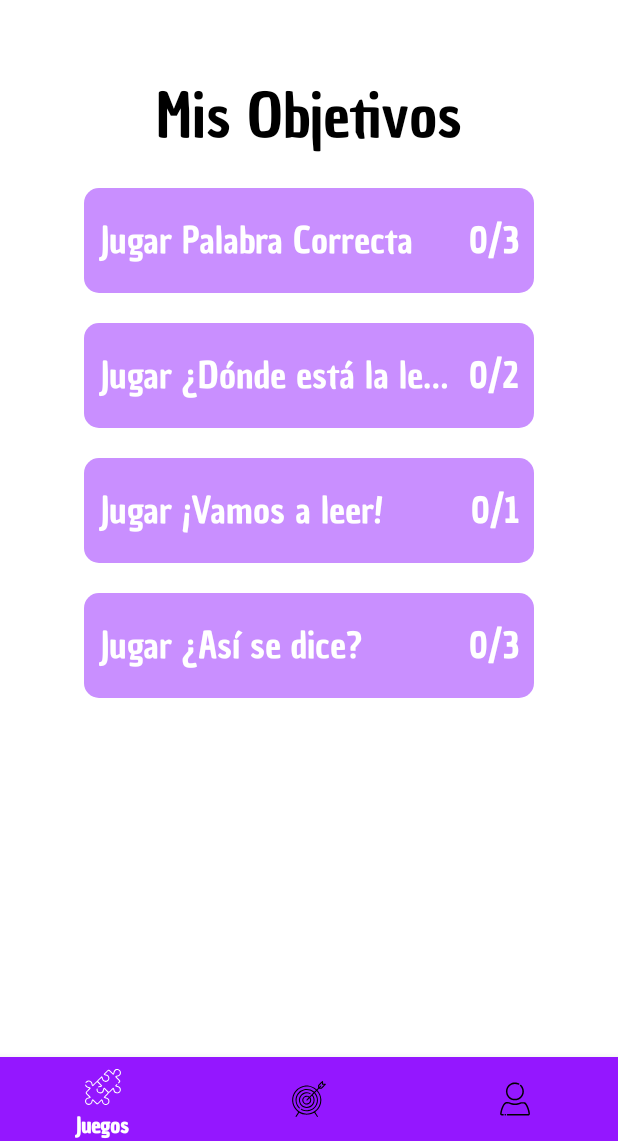
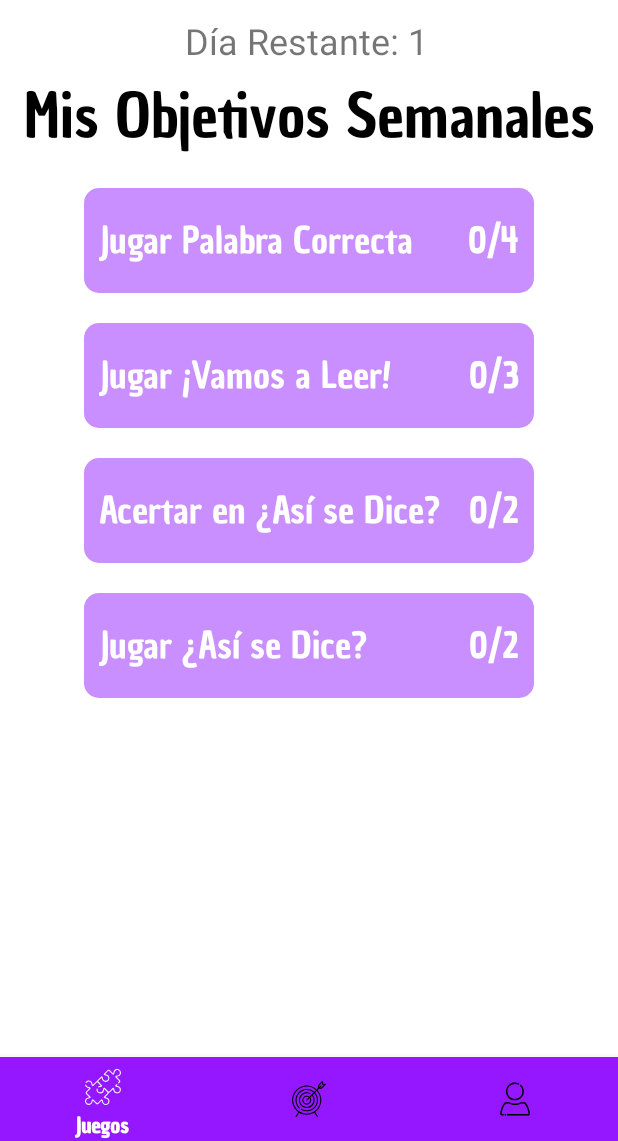
Before and after one commit to aggus011/lexi-app, an Android app: the fragment ObjectivesFragment placed in its activity, on a phone screen of 412 x 824 dp, the part 95-1236 px from its top. Run offline under Robolectric (Android 15) with nearby library versions, the phone set to English and light mode, and no system bars; our stand-ins replace Dagger/Hilt's generated code.

Commit message:
Objetivos semanales

```diff
--- a/app/src/main/java/com/example/lexiapp/domain/model/Objective.kt
+++ b/app/src/main/java/com/example/lexiapp/domain/model/Objective.kt
@@ -21,4 +21,6 @@ class Objective(
         fun goal(goal: Int?) = apply { this.goal = goal }
         fun build() = Objective(id, title, description, progress, goal)
     }
+
+
 }
--- a/app/src/main/java/com/example/lexiapp/ui/objectives/ObjectivesFragment.kt
+++ b/app/src/main/java/com/example/lexiapp/ui/objectives/ObjectivesFragment.kt
@@ -1,6 +1,5 @@
 package com.example.lexiapp.ui.objectives
 
-import android.annotation.SuppressLint
 import android.os.Bundle
 import androidx.fragment.app.Fragment
 import android.view.LayoutInflater
@@ -8,17 +7,21 @@ import android.view.View
 import android.view.ViewGroup
 import androidx.recyclerview.widget.LinearLayoutManager
 import androidx.recyclerview.widget.RecyclerView
+import com.example.lexiapp.R
 import com.example.lexiapp.databinding.FragmentObjectivesBinding
 import com.example.lexiapp.ui.adapter.ObjectivesAdapter
 import com.example.lexiapp.domain.model.Objective
-import com.example.lexiapp.data.repository.objectives.ObjectiveMocks
-
+import java.time.DayOfWeek
+import java.time.LocalDate
+import java.time.temporal.TemporalAdjusters
 
 class ObjectivesFragment : Fragment() {
     private var _binding: FragmentObjectivesBinding? = null
     private val binding get() = _binding!!
+
     private lateinit var objectiveList: List<Objective>
-    private lateinit var rvObjective: RecyclerView
+    private lateinit var rvObjectives: RecyclerView
+    private lateinit var objectivesAdapter: ObjectivesAdapter
 
     override fun onCreateView(
         inflater: LayoutInflater, container: ViewGroup?,
@@ -30,26 +33,119 @@ class ObjectivesFragment : Fragment() {
 
     override fun onViewCreated(view: View, savedInstanceState: Bundle?) {
         super.onViewCreated(view, savedInstanceState)
-
         setUpRecyclerView()
+        loadObjectives()
     }
 
-    private fun getObjectives() {
-        objectiveList = ObjectiveMocks.getObjectiveMocks()
+    private fun setUpRecyclerView() {
+        rvObjectives = binding.rvObjectives
+        objectivesAdapter = ObjectivesAdapter()
+        rvObjectives.layoutManager = LinearLayoutManager(requireContext())
+        rvObjectives.adapter = objectivesAdapter
     }
 
-    @SuppressLint("NotifyDataSetChanged")
-    private fun setUpRecyclerView() {
-        rvObjective = binding.rvObjectives
-        rvObjective.layoutManager =
-            LinearLayoutManager(requireContext(), LinearLayoutManager.VERTICAL, false)
+    private fun loadObjectives() {
+        val today = LocalDate.now()
+        val monday = today.with(TemporalAdjusters.previousOrSame(DayOfWeek.MONDAY))
+        val objectives = getObjectives(monday)
+        objectivesAdapter.updateObjectiveList(objectives)
 
-        getObjectives()
-
-        val adapter = ObjectivesAdapter()
-        rvObjective.adapter = adapter
-        adapter.updateObjectiveList(objectiveList)
-        adapter.notifyDataSetChanged()
+        val daysLeft = calculateDaysLeft(monday)
+        binding.txtDaysLeft.text = resources.getQuantityString(R.plurals.days_left, daysLeft, daysLeft)
     }
 
+    private fun getObjectives(startDate: LocalDate): List<Objective> {
+        val allObjectives = listOf(
+            Objective.Builder()
+                .id(1L)
+                .title("Jugar Palabra Correcta")
+                .description("Descripción de Jugar Palabra Correcta")
+                .progress(0)
+                .goal(4)
+                .build(),
+            Objective.Builder()
+                .id(2L)
+                .title("Jugar ¡Vamos a Leer!")
+                .description("Descripción de Jugar ¡Vamos a Leer!")
+                .progress(0)
+                .goal(3)
+                .build(),
+            Objective.Builder()
+                .id(3L)
+                .title("Jugar ¿Donde esta la Letra?")
+                .description("Descripción de Jugar ¿Donde esta la Letra?")
+                .progress(0)
+                .goal(2)
+                .build(),
+            Objective.Builder()
+                .id(4L)
+                .title("Jugar ¿Así se Dice?")
+                .description("Descripción de Jugar ¿Así se Dice?")
+                .progress(0)
+                .goal(2)
+                .build(),
+            Objective.Builder()
+                .id(5L)
+                .title("Escanear un Texto Propio")
+                .description("Descripción de Escanear un Texto Propio")
+                .progress(0)
+                .goal(1)
+                .build(),
+            Objective.Builder()
+                .id(6L)
+                .title("Jugar Lectura Desafío")
+                .description("Descripción de Jugar Lectura Desafío")
+                .progress(0)
+                .goal(2)
+                .build(),
+            Objective.Builder()
+                .id(7L)
+                .title("Acertar en Palabra Correcta")
+                .description("Descripción de Acertar en Palabra Correcta")
+                .progress(0)
+                .goal(3)
+                .build(),
+            Objective.Builder()
+                .id(8L)
+                .title("Acertar en ¡Vamos a Leer!")
+                .description("Descripción de Acertar en ¡Vamos a Leer!")
+                .progress(0)
+                .goal(2)
+                .build(),
+            Objective.Builder()
+                .id(9L)
+                .title("Acertar en ¿Donde esta la Letra?")
+                .description("Descripción de Acertar en ¿Donde esta la Letra?")
+                .progress(0)
+                .goal(3)
+                .build(),
+            Objective.Builder()
+                .id(10L)
+                .title("Acertar en ¿Así se Dice?")
+                .description("Descripción de Acertar en ¿Así se Dice?")
+                .progress(0)
+                .goal(2)
+                .build()
+        )
+
+        return allObjectives.shuffled().take(4)
+    }
+
+    private fun calculateDaysLeft(startDate: LocalDate): Int {
+        val today = LocalDate.now()
+        val nextMonday = today.with(TemporalAdjusters.nextOrSame(DayOfWeek.MONDAY))
+
+        val daysLeft = nextMonday.dayOfWeek.value - today.dayOfWeek.value
+
+        return if (daysLeft < 0) {
+            7 - (today.dayOfWeek.value - nextMonday.dayOfWeek.value)
+        } else {
+            daysLeft
+        }
+    }
+
+    override fun onDestroyView() {
+        super.onDestroyView()
+        _binding = null
+    }
 }
--- a/app/src/main/res/layout/fragment_objectives.xml
+++ b/app/src/main/res/layout/fragment_objectives.xml
@@ -5,7 +5,6 @@
     android:layout_height="match_parent"
     xmlns:app="http://schemas.android.com/apk/res-auto"
     tools:context=".ui.objectives.ObjectivesFragment">
-
 
     <androidx.constraintlayout.widget.ConstraintLayout
         android:layout_width="match_parent"
@@ -15,36 +14,48 @@
             android:id="@+id/ivMiniLogo"
             android:layout_width="wrap_content"
             android:layout_height="wrap_content"
+            android:contentDescription="@string/app_name"
             android:src="@drawable/mini_logo"
             app:layout_constraintStart_toStartOf="parent"
-            app:layout_constraintTop_toTopOf="parent"
-            android:contentDescription="@string/app_name"/>
+            app:layout_constraintTop_toTopOf="parent" />
 
         <TextView
             android:id="@+id/tvObjectivesTitle"
             android:layout_width="wrap_content"
             android:layout_height="wrap_content"
-            app:layout_constraintStart_toStartOf="parent"
-            app:layout_constraintEnd_toEndOf="parent"
-            app:layout_constraintTop_toBottomOf="@id/ivMiniLogo"
+            android:layout_marginTop="50dp"
             android:text="@string/my_objectives"
             android:textAppearance="@style/title"
-            android:layout_marginTop="50dp"
-            android:textSize="40sp"/>
+            android:textSize="40sp"
+            app:layout_constraintEnd_toEndOf="parent"
+            app:layout_constraintStart_toStartOf="parent"
+            app:layout_constraintTop_toBottomOf="@id/ivMiniLogo" />
+
+        <TextView
+            android:id="@+id/txtDaysLeft"
+            android:layout_width="wrap_content"
+            android:layout_height="wrap_content"
+            android:layout_marginStart="92dp"
+            android:layout_marginEnd="95dp"
+            android:text="@string/days_left"
+            android:textSize="24sp"
+            app:layout_constraintBottom_toBottomOf="parent"
+            app:layout_constraintEnd_toEndOf="parent"
+            app:layout_constraintStart_toStartOf="parent"
+            app:layout_constraintTop_toTopOf="parent"
+            app:layout_constraintVertical_bias="0.101" />
 
         <androidx.recyclerview.widget.RecyclerView
             android:id="@+id/rvObjectives"
             android:layout_width="wrap_content"
             android:layout_height="0dp"
+            android:layout_marginTop="20dp"
+            app:layout_constraintBottom_toBottomOf="parent"
+            app:layout_constraintEnd_toEndOf="parent"
             app:layout_constraintStart_toStartOf="parent"
-            app:layout_constraintEnd_toEndOf="parent"
             app:layout_constraintTop_toBottomOf="@id/tvObjectivesTitle"
-            app:layout_constraintBottom_toBottomOf="parent"
-            android:layout_marginTop="20dp"
-            tools:listitem="@layout/objective_item"/>
-
+            tools:listitem="@layout/objective_item" />
 
     </androidx.constraintlayout.widget.ConstraintLayout>
 
-
 </FrameLayout>
--- a/app/src/main/res/values/strings.xml
+++ b/app/src/main/res/values/strings.xml
@@ -38,7 +38,7 @@
     <string name="icon_user_email">Ícono del campo de correo electrónico del usuario</string>
     <string name="icon_user_birthday">Ícono de fecha de nacimiento del usuario</string>
     <string name="user_birthday">Fecha de nacimiento</string>
-    <string name="my_objectives">Mis Objetivos</string>
+    <string name="my_objectives">Mis Objetivos Semanales</string>
     <string name="record_audio_again">Volver a grabar</string>
     <string name="audio_record_results">Chequear</string>
     <string name="your_recording">Tu grabación</string>
@@ -53,4 +53,10 @@
     <string name="home">INICIO</string>
     <string name="phrase_positive_result">¡LO HICISTE MUY BIEN!</string>
     <string name="choose_what_scan">Elegí qué escanear</string>
+    <string name="days_left">Días restantes: %1$d</string>
+
+    <plurals name="days_left">
+        <item quantity="one">Día Restante: %d </item>
+        <item quantity="other">Días Restantes: %d </item>
+    </plurals>
 </resources>
```
